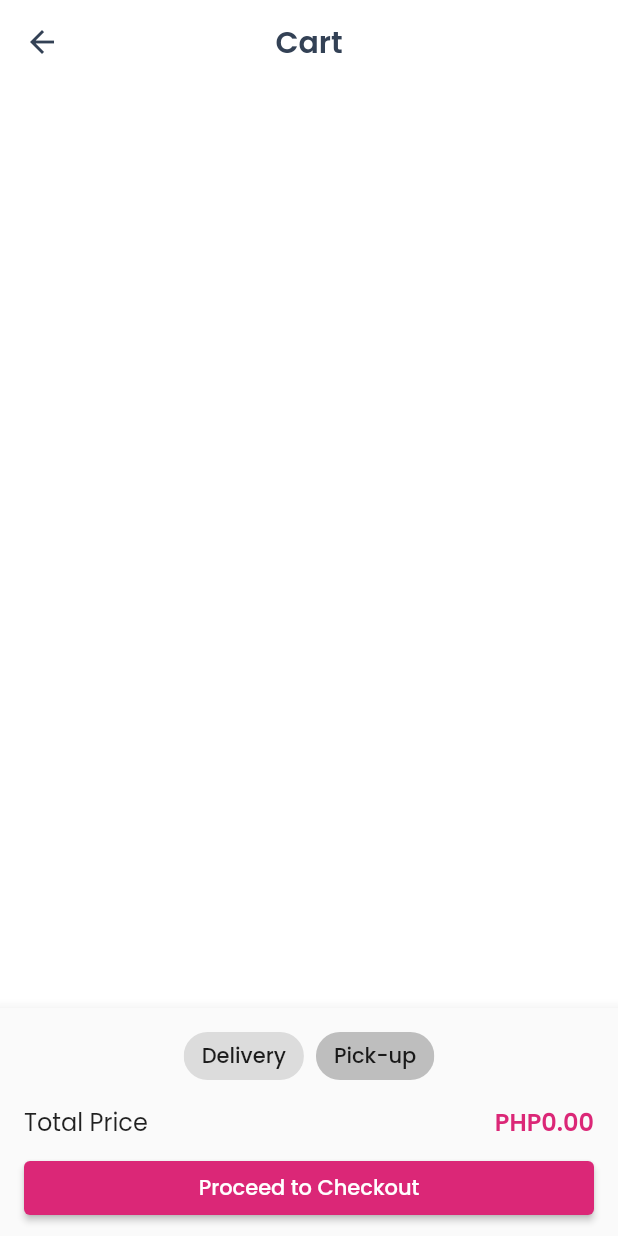
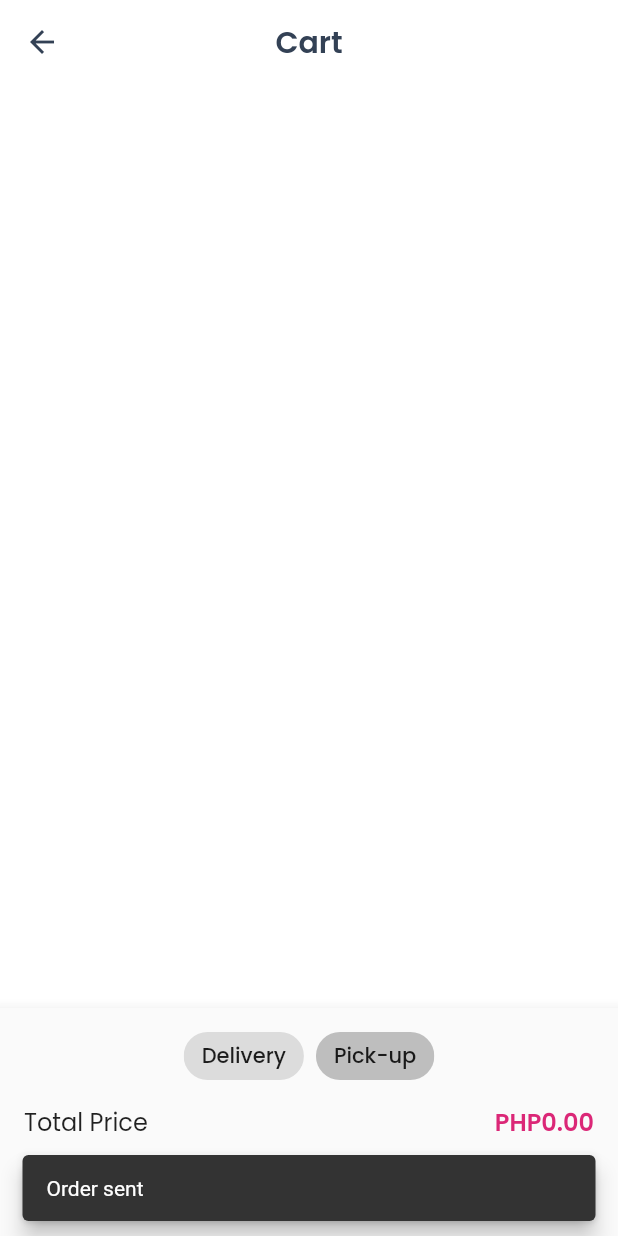
Before and after one commit to icabetong/dmdelights, a Flutter app: the CartPage screen opened by its route, after a tap on "Proceed to Checkout", on a phone screen of 412 x 824 dp. Run offline on Flutter 3.47's test engine with Material 2 defaults, Android fonts, the phone set to English and light mode, and no system bars; our stand-ins replace cloud_firestore, firebase_auth, firebase_core; accounts and stored records are empty; generated files the repository leaves out were written again.

Commit message:
New Changes

```diff
--- a/lib/cart/cart_notifier.dart
+++ b/lib/cart/cart_notifier.dart
@@ -1,6 +1,6 @@
 import 'package:dm_delights/cart/cart_item.dart';
 import 'package:dm_delights/core/repository.dart';
-import 'package:flutter/cupertino.dart';
+import 'package:flutter/widgets.dart';
 
 class CartNotifier extends ChangeNotifier {
   final _repository = CartRepository();
@@ -37,7 +37,8 @@ class CartNotifier extends ChangeNotifier {
   static double getTotal(List<CartItem> cartItems) {
     double price = 0;
     for (var e in cartItems) {
-      price += e.variant.price;
+      num amount = e.variant.price * e.quantity;
+      price += amount;
     }
     return price;
   }
--- a/lib/cart/cart_page.dart
+++ b/lib/cart/cart_page.dart
@@ -1,6 +1,11 @@
 import 'package:dm_delights/cart/cart_item.dart';
 import 'package:dm_delights/cart/cart_list.dart';
 import 'package:dm_delights/cart/cart_notifier.dart';
+import 'package:dm_delights/core/infrastructure.dart';
+import 'package:dm_delights/orders/order.dart';
+import 'package:dm_delights/orders/order_notifier.dart';
+import 'package:dm_delights/product/product_page.dart';
+import 'package:dm_delights/shared/tools.dart';
 import 'package:flutter/material.dart';
 import 'package:flutter_gen/gen_l10n/translations.dart';
 import 'package:intl/intl.dart';
@@ -73,13 +78,33 @@ class _CartPageState extends State<CartPage> {
                 child: Text(
                   Translations.of(context)!.button_proceed_to_checkout,
                 ),
-                onPressed: () {},
+                onPressed: () {
+                  _onCheckout(cartItems);
+                },
               ),
             ),
           ],
         ),
       ),
     );
+  }
+
+  void _onCheckout(List<CartItem> cartItems) async {
+    final userId = Infrastructure.auth.currentUser?.uid;
+
+    if (userId != null) {
+      final order = Order(
+        id: randomId(),
+        cartItems: cartItems,
+        ownerId: userId,
+      );
+
+      await Provider.of<OrderNotifier>(context, listen: false).insert(order);
+
+      ScaffoldMessenger.of(context).showSnackBar(SnackBar(
+        content: Text(Translations.of(context)!.feedback_order_sent),
+      ));
+    }
   }
 
   void _onAction(CartItem item, CartAction action) async {
@@ -92,10 +117,31 @@ class _CartPageState extends State<CartPage> {
     }
   }
 
+  void _onSelect(CartItem cartItem) {
+    Navigator.push(
+      context,
+      MaterialPageRoute(
+        builder: (context) => ProductPage(
+          productId: cartItem.id,
+        ),
+      ),
+    );
+  }
+
   Future<void> _onEdit() async {}
   Future<void> _onRemove(CartItem item) async {
     final response = await _showRemovePrompt(item);
-    if (response == true) {}
+    if (response == true) {
+      Provider.of<CartNotifier>(context, listen: false).remove(item);
+
+      ScaffoldMessenger.of(context).showSnackBar(
+        SnackBar(
+          content: Text(
+            Translations.of(context)!.feedback_remove_from_cart,
+          ),
+        ),
+      );
+    }
   }
 
   Future<bool?> _showRemovePrompt(CartItem item) async {
@@ -106,7 +152,9 @@ class _CartPageState extends State<CartPage> {
           title: Text(
             Translations.of(context)!.dialog_remove_cart_item(item.name),
           ),
-          content: Text(Translations.of(context)!.dialog_signout_message),
+          content: Text(
+            Translations.of(context)!.dialog_remove_cart_item_message,
+          ),
           actions: <Widget>[
             TextButton(
               child: Text(Translations.of(context)!.button_remove),
@@ -146,6 +194,7 @@ class _CartPageState extends State<CartPage> {
                     children: [
                       CartList(
                         cartItems: snapshot.data!,
+                        onSelect: _onSelect,
                         onAction: _onAction,
                       ),
                       const Spacer(flex: 2),
--- a/lib/core/repository.dart
+++ b/lib/core/repository.dart
@@ -1,6 +1,8 @@
+import 'package:cloud_firestore/cloud_firestore.dart';
 import 'package:dm_delights/cart/cart_item.dart';
 import 'package:dm_delights/category/category.dart';
 import 'package:dm_delights/core/infrastructure.dart';
+import 'package:dm_delights/orders/order.dart';
 import 'package:dm_delights/product/product.dart';
 
 abstract class Repository<T> {
@@ -35,6 +37,19 @@ class ProductRepository extends Repository<Product> {
         .get();
 
     return List.from(result.docs.map((e) => Product.fromMap(e.data())));
+  }
+
+  Future<Product?> fetchSingle(String productId) async {
+    final result = await firestore
+        .collection(_name)
+        .where('id', isEqualTo: productId)
+        .get();
+
+    if (result.docs.isNotEmpty) {
+      return Product.fromMap(result.docs[0].data());
+    }
+
+    return Future.value();
   }
 }
 
@@ -83,6 +98,21 @@ class CartRepository extends Repository<CartItem> {
     return;
   }
 
+  Future<void> reset() async {
+    final userId = auth.currentUser?.uid;
+    if (userId != null) {
+      final result = await firestore
+          .collection(_users)
+          .doc(userId)
+          .collection(_cart)
+          .get();
+
+      for (QueryDocumentSnapshot doc in result.docs) {
+        await doc.reference.delete();
+      }
+    }
+  }
+
   @override
   Future<List<CartItem>> fetch() async {
     final userId = auth.currentUser?.uid;
@@ -99,3 +129,40 @@ class CartRepository extends Repository<CartItem> {
     return [];
   }
 }
+
+class OrderRepository extends Repository<Order> {
+  static const _name = "orders";
+  static const _products = "products";
+  final auth = Infrastructure.auth;
+  final firestore = Infrastructure.firestore;
+
+  @override
+  Future<List<Order>> fetch() async {
+    final userId = auth.currentUser?.uid;
+    if (userId != null) {
+      final result = await firestore
+          .collection(_name)
+          .where('ownerId', isEqualTo: userId)
+          .get();
+
+      return List.from(result.docs.map((c) => Order.fromMap(c.data())));
+    }
+
+    return [];
+  }
+
+  Future<void> insert(Order order) async {
+    final userId = auth.currentUser?.uid;
+    if (userId != null) {
+      final batch = firestore.batch();
+      for (CartItem item in order.cartItems) {
+        batch.update(firestore.collection(_products).doc(item.id), {
+          'variants': {'0': FieldValue.increment(item.quantity)}
+        });
+      }
+      batch.set(firestore.collection(_name).doc(order.id), Order.toMap(order));
+      batch.commit();
+    }
+    return;
+  }
+}
--- a/lib/localization/app_en.arb
+++ b/lib/localization/app_en.arb
@@ -59,6 +59,10 @@
     "feedback_authenticating": "Authenticating",
     "feedback_profile_updated": "Profile Updated",
     "feedback_address_updated": "Address Updated",
+    "feedback_added_to_cart": "Item added to cart",
+    "feedback_remove_from_cart": "Item removed from cart",
+    "feedback_updated_in_cart": "Item updated in cart",
+    "feedback_order_sent": "Order sent",
     "feedback_error_generic": "An Error Occured",
     "dialog_signout_title": "Log-out?",
     "tab_info": "Info",
--- a/lib/main.dart
+++ b/lib/main.dart
@@ -8,6 +8,7 @@ import 'package:dm_delights/category/category_notifier.dart';
 import 'package:dm_delights/core/infrastructure.dart';
 import 'package:dm_delights/home/home.dart';
 import 'package:dm_delights/localization/locales.dart';
+import 'package:dm_delights/orders/order_notifier.dart';
 import 'package:dm_delights/product/product_notifier.dart';
 import 'package:dm_delights/profile/profile_notifier.dart';
 import 'package:dm_delights/shared/theme.dart';
@@ -67,6 +68,9 @@ class _DMDelightsState extends State<DMDelights> {
         ),
         ChangeNotifierProvider<ProfileNotifier>(
           create: (_) => ProfileNotifier(),
+        ),
+        ChangeNotifierProvider<OrderNotifier>(
+          create: (_) => OrderNotifier(),
         )
       ],
       child: MaterialApp(
--- /dev/null
+++ b/lib/orders/order.dart
@@ -0,0 +1,29 @@
+import 'package:dm_delights/cart/cart_item.dart';
+
+class Order {
+  String id;
+  List<CartItem> cartItems;
+  String ownerId;
+
+  Order({required this.id, required this.cartItems, required this.ownerId});
+
+  static Order fromMap(Map<String, dynamic> doc) {
+    Iterable? _cartItems = doc['cartItems'];
+    List<Map<String, dynamic>> cartItems =
+        _cartItems?.map((o) => Map<String, dynamic>.from(o)).toList() ?? [];
+
+    return Order(
+      id: doc['id'],
+      cartItems: cartItems.map((o) => CartItem.fromMap(o)).toList(),
+      ownerId: doc['ownerId'],
+    );
+  }
+
+  static Map<String, dynamic> toMap(Order order) {
+    return <String, dynamic>{
+      'id': order.id,
+      'cartItems': order.cartItems.map((e) => CartItem.toMap(e)).toList(),
+      'ownerId': order.ownerId
+    };
+  }
+}
--- /dev/null
+++ b/lib/orders/order_list.dart
@@ -0,0 +1,30 @@
+import 'package:dm_delights/orders/order.dart';
+import 'package:flutter/material.dart';
+
+class OrderList extends StatelessWidget {
+  const OrderList({Key? key, required this.orders}) : super(key: key);
+  final List<Order> orders;
+
+  @override
+  Widget build(BuildContext context) {
+    return ListView.separated(
+      itemBuilder: (context, index) {
+        return OrderListTile(
+          order: orders[index],
+        );
+      },
+      separatorBuilder: (context, index) => const Divider(),
+      itemCount: orders.length,
+    );
+  }
+}
+
+class OrderListTile extends StatelessWidget {
+  const OrderListTile({Key? key, required this.order}) : super(key: key);
+  final Order order;
+
+  @override
+  Widget build(BuildContext context) {
+    return ListTile(title: Text(order.id));
+  }
+}
--- /dev/null
+++ b/lib/orders/order_notifier.dart
@@ -0,0 +1,21 @@
+import 'package:dm_delights/core/repository.dart';
+import 'package:dm_delights/orders/order.dart';
+import 'package:flutter/widgets.dart';
+
+class OrderNotifier extends ChangeNotifier {
+  final _repository = OrderRepository();
+  final _cart = CartRepository();
+  late Future<List<Order>> _orders;
+  Future<List<Order>> get orders => _orders;
+
+  OrderNotifier() {
+    _orders = _repository.fetch();
+  }
+
+  Future<void> insert(Order order) async {
+    _repository.insert(order);
+    _orders = _repository.fetch();
+    await _cart.reset();
+    notifyListeners();
+  }
+}
--- a/lib/product/product.dart
+++ b/lib/product/product.dart
@@ -6,7 +6,7 @@ class Product {
   String category;
   String? type;
   String? imageUrl;
-  List<Variant> variants;
+  Map<String, Variant> variants;
 
   Product({
     required this.id,
@@ -14,7 +14,7 @@ class Product {
     required this.category,
     this.type,
     this.imageUrl,
-    this.variants = const [],
+    this.variants = const {},
   });
 
   bool isCorrectType(String type) {
@@ -22,9 +22,11 @@ class Product {
   }
 
   static Product fromMap(Map<String, dynamic> doc) {
-    Iterable? _variants = doc['variants'];
-    List<Map<String, dynamic>> variants =
-        _variants?.map((x) => Map<String, dynamic>.from(x)).toList() ?? [];
+    Map<String, dynamic>? _variants = doc['variants'] == null
+        ? {}
+        : Map<String, dynamic>.from(doc['variants']);
+    Map<String, Variant> variants = Map.fromIterables(
+        _variants.keys, _variants.values.map((v) => Variant.fromMap(v)));
 
     return Product(
       id: doc['id'],
@@ -32,7 +34,7 @@ class Product {
       category: doc['category'],
       type: doc['type'],
       imageUrl: doc['imageUrl'],
-      variants: variants.map((v) => Variant.fromMap(v)).toList(),
+      variants: variants,
     );
   }
 }
--- a/lib/product/product_notifier.dart
+++ b/lib/product/product_notifier.dart
@@ -10,4 +10,8 @@ class ProductNotifier extends ChangeNotifier {
   ProductNotifier() {
     _products = _repository.fetch();
   }
+
+  Future<Product?> fetchSingle(String id) {
+    return _repository.fetchSingle(id);
+  }
 }
--- /dev/null
+++ b/lib/shared/tools.dart
@@ -0,0 +1,14 @@
+import 'dart:math';
+
+String randomId() {
+  final random = Random();
+  const idLength = 20;
+  const characters =
+      "ABCDEFGHIJKLMNOPQRSTUVWXYZabcdefghijklmnopqrstuvwxyz0123456789";
+
+  String id = "";
+  for (int i = 0; i < idLength; i++) {
+    id += characters[random.nextInt(characters.length)];
+  }
+  return id;
+}
```
Also changed, not shown: lib/cart/cart_list.dart (+9 -0 lines), lib/orders/orders_page.dart (+30 -0 lines), lib/product/product_card.dart (+3 -5 lines), lib/product/product_page.dart (+65 -33 lines).
